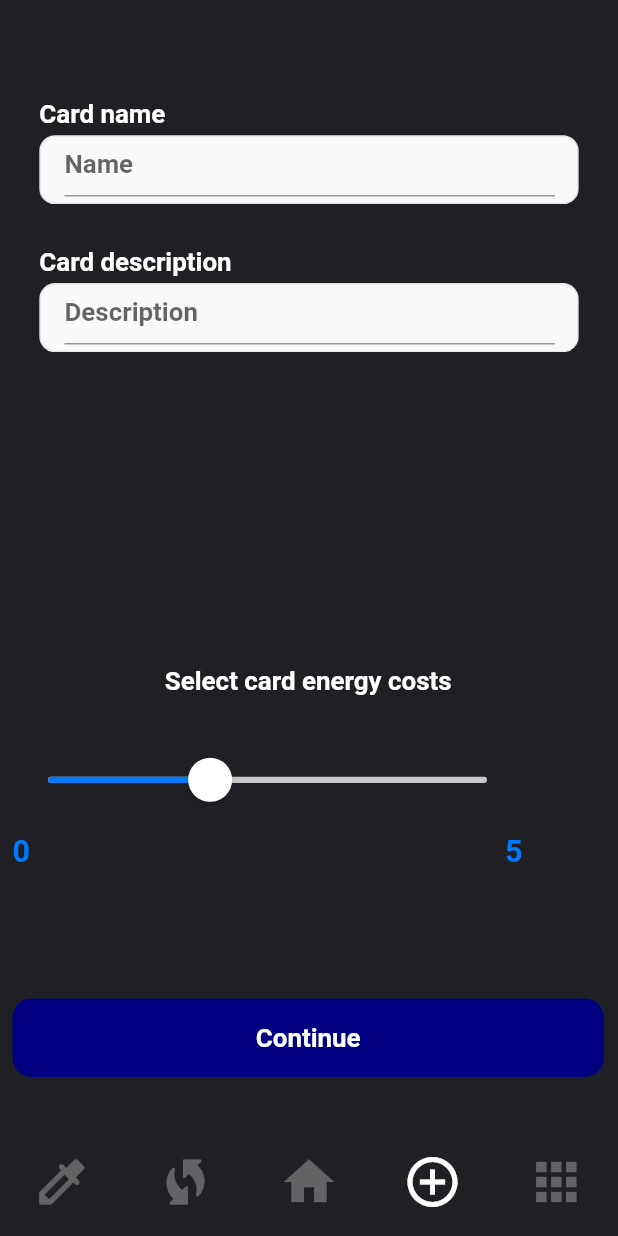
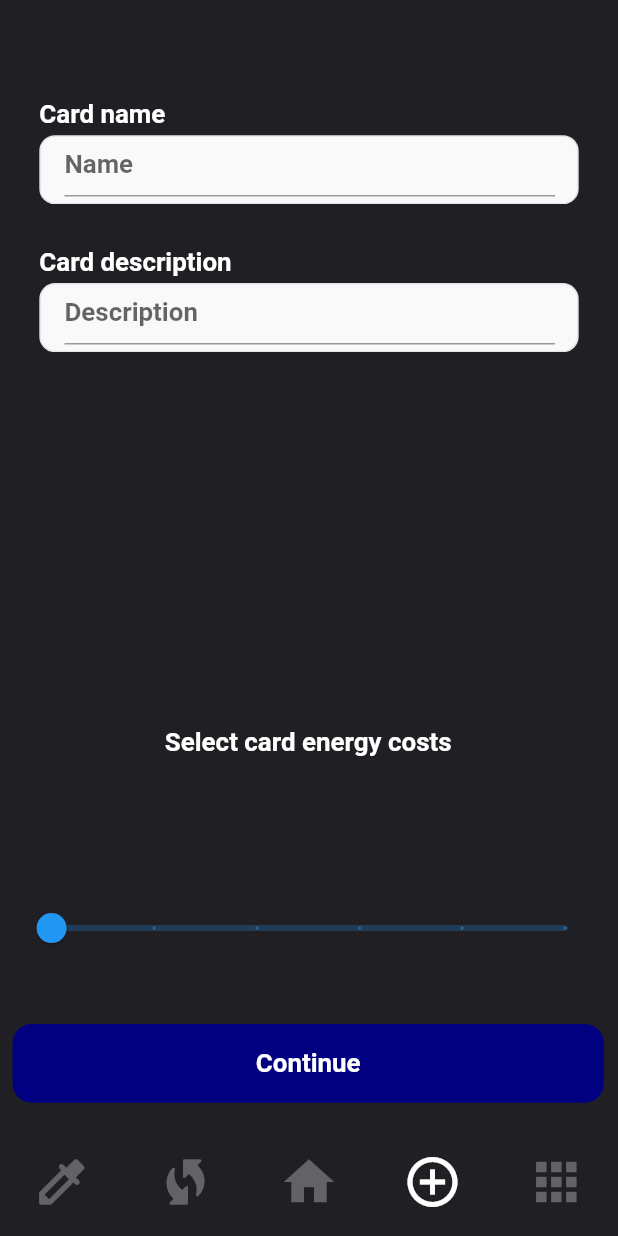
Before and after one commit to PaulAndert/caf_cards_frontend, a Flutter app: the screen it shows after launch, item 4 of the bottom bar chosen, on a phone screen of 412 x 824 dp. Run offline on Flutter 3.47's test engine with Material 2 defaults, Android fonts, the light colour scheme and no system bars; our stand-ins replace device_info_plus, flutter_dotenv, google_fonts, qr_flutter; missing offline and left inert: qr_code_scanner; accounts and stored records are empty; network calls fail; Roboto replaces fonts that are missing (SF Pro Display).

Commit message:
slider added

```diff
--- a/CAF_Cards/lib/screens/create/points/create-points.dart
+++ b/CAF_Cards/lib/screens/create/points/create-points.dart
@@ -122,7 +122,7 @@ class CreatePoints extends StatelessWidget {
                           width: 26*fem,
                           height: 22*fem,
                           child: Text(
-                            '2',
+                            args.energy.toString() == '' ? "..." : args.energy.toString(),
                             textAlign: TextAlign.center,
                             style: SafeGoogleFont (
                               'SF Pro Display',
--- a/CAF_Cards/lib/screens/create/start/create-start.dart
+++ b/CAF_Cards/lib/screens/create/start/create-start.dart
@@ -19,6 +19,8 @@ class _CreateStartState extends State<CreateStart> {
 
   final cardNameController = TextEditingController();
   final cardDescriptionController = TextEditingController();
+  double _value = 0;
+
   @override
   void dispose() {
     // Clean up the controller when the widget is disposed.
@@ -46,7 +48,7 @@ class _CreateStartState extends State<CreateStart> {
           children: [
             Expanded(
               // autogroupd3idwwK (T1Stnm92DEKwBygMp2d3id)
-              flex: 33,
+              flex: 5,
               child: Stack(
                 children: [
                   Positioned(
@@ -275,7 +277,7 @@ class _CreateStartState extends State<CreateStart> {
             ),
             Expanded(
               // title5Cq (26:2289)
-              flex: 5,
+              flex: 1,
               child: Text(
                 'Select card energy costs',
                 style: SafeGoogleFont (
@@ -289,128 +291,32 @@ class _CreateStartState extends State<CreateStart> {
             ),
             Expanded(
               // othersliderx1j (26:2210)
-              flex: 10,
-              child: Row(
-                crossAxisAlignment: CrossAxisAlignment.center,
-                children: [
-                  Center(
-                    // 21b (I26:2210;26:1061;1388:23)
-                    child: Container(
-                      margin: EdgeInsets.fromLTRB(0*fem, 0*fem, 11.5*fem, 0*fem),
-                      child: Text(
-                        '0',
-                        textAlign: TextAlign.center,
-                        style: SafeGoogleFont (
-                          'SF Pro Display',
-                          fontSize: 20*ffem,
-                          fontWeight: FontWeight.w600,
-                          height: 1.2575*ffem/fem,
-                          color: Color(0xff007aff),
-                        ),
-                      ),
-                    ),
-                  ),
-                  Container(
-                    // slidersgM3 (I26:2210;26:1056)
-                    margin: EdgeInsets.fromLTRB(0*fem, 0*fem, 11.5*fem, 0*fem),
-                    width: 279*fem,
-                    height: double.infinity,
-                    child: Stack(
-                      children: [
-                        Positioned(
-                          // trackBYh (I26:2210;26:1057)
-                          left: 0*fem,
-                          top: 12*fem,
-                          child: Align(
-                            child: SizedBox(
-                              width: 279*fem,
-                              height: 4*fem,
-                              child: Container(
-                                decoration: BoxDecoration (
-                                  borderRadius: BorderRadius.circular(1.5*fem),
-                                  color: Color(0xffc7c7cc),
-                                ),
-                              ),
-                            ),
-                          ),
-                        ),
-                        Positioned(
-                          // fillr93 (I26:2210;26:1058)
-                          left: 0*fem,
-                          top: 12*fem,
-                          child: Align(
-                            child: SizedBox(
-                              width: 115*fem,
-                              height: 4*fem,
-                              child: Container(
-                                decoration: BoxDecoration (
-                                  borderRadius: BorderRadius.circular(3*fem),
-                                  color: Color(0xff007aff),
-                                ),
-                              ),
-                            ),
-                          ),
-                        ),
-                        Positioned(
-                          // knob7am (I26:2210;26:1059;1078:2170)
-                          left: 89*fem,
-                          top: 0*fem,
-                          child: Align(
-                            child: SizedBox(
-                              width: 28*fem,
-                              height: 28*fem,
-                              child: Container(
-                                decoration: BoxDecoration (
-                                  borderRadius: BorderRadius.circular(100*fem),
-                                  color: Color(0xffffffff),
-                                  boxShadow: [
-                                    BoxShadow(
-                                      color: Color(0x07000000),
-                                      offset: Offset(0*fem, 3*fem),
-                                      blurRadius: 0.5*fem,
-                                    ),
-                                    BoxShadow(
-                                      color: Color(0x02000000),
-                                      offset: Offset(0*fem, 1*fem),
-                                      blurRadius: 0.5*fem,
-                                    ),
-                                    BoxShadow(
-                                      color: Color(0x19000000),
-                                      offset: Offset(0*fem, 3*fem),
-                                      blurRadius: 4*fem,
-                                    ),
-                                  ],
-                                ),
-                              ),
-                            ),
-                          ),
-                        ),
-                      ],
-                    ),
-                  ),
-                  Center(
-                    // 48d (I26:2210;26:1060;1388:23)
-                    child: Text(
-                      '5',
-                      textAlign: TextAlign.center,
-                      style: SafeGoogleFont (
-                        'SF Pro Display',
-                        fontSize: 20*ffem,
-                        fontWeight: FontWeight.w600,
-                        height: 1.2575*ffem/fem,
-                        color: Color(0xff007aff),
-                      ),
-                    ),
-                  ),
-                ],
+              flex: 1,
+              child: SliderTheme(
+                data:
+                SliderTheme.of(context).copyWith(
+                  valueIndicatorShape: const RectangularSliderValueIndicatorShape(),
+                ),
+                child: Slider(
+                  min: 0,
+                  max: 5,
+                  divisions: 5,
+                  value: _value,
+                  label: '$_value',
+                  onChanged: (value) {
+                    setState(() {
+                      _value = value;
+                    });
+                  },
+                ),
               ),
             ),
             Expanded(
               // buttonsprimerym33 (111:1528)
-             flex: 10,
+             flex: 1,
               child: TextButton(
                 onPressed: () {
-                  Navigator.pushNamed(context, CreatePoints.routeName, arguments: CreateBasicArguments(cardNameController.text, cardDescriptionController.text, 0)
+                  Navigator.pushNamed(context, CreatePoints.routeName, arguments: CreateBasicArguments(cardNameController.text, cardDescriptionController.text, _value.toInt())
                   );
                 },
                 style: TextButton.styleFrom (
```
